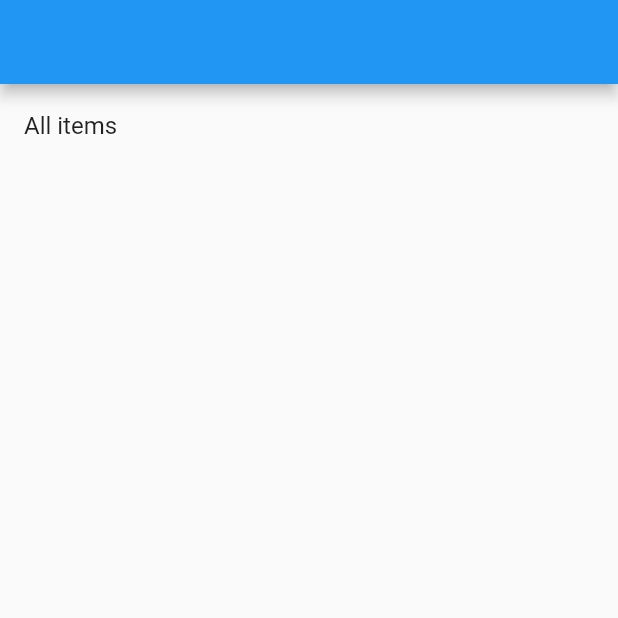
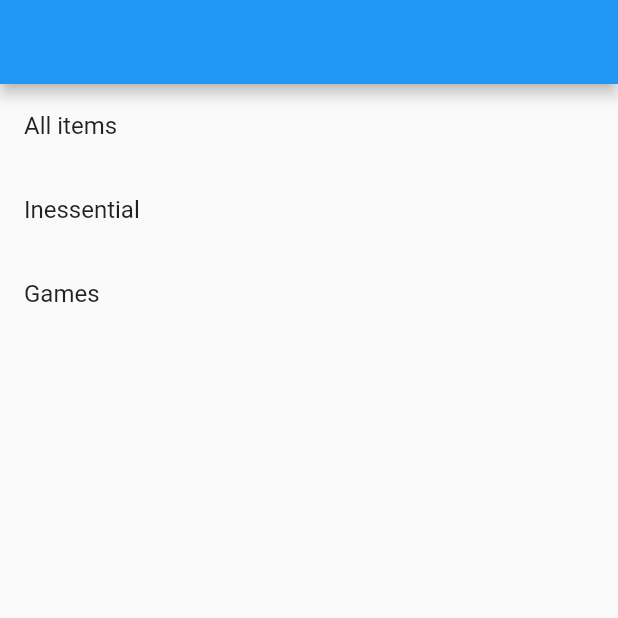
Before and after one commit to mvolpato/the-player, a Flutter app: the screen it shows after launch, on a phone screen of 412 x 824 dp, the top half of it. Run offline on Flutter 3.47's test engine with Material 2 defaults, Android fonts, the phone set to English and light mode, and no system bars; our stand-ins replace just_audio.

Commit message:
Add new playlist from inessential.com

```diff
--- a/lib/screens/category_selector.dart
+++ b/lib/screens/category_selector.dart
@@ -62,6 +62,28 @@ class _CategorySelectorState extends State<CategorySelector> {
                             );
                           },
                         ),
+                        ListTile(
+                          title: Text("Inessential"),
+                          onTap: () {
+                            Navigator.of(context).push(
+                              MaterialPageRoute(
+                                builder: (context) => Player(_audioPlayer,
+                                    value.playlists['Inessential']!),
+                              ),
+                            );
+                          },
+                        ),
+                        ListTile(
+                          title: Text("Games"),
+                          onTap: () {
+                            Navigator.of(context).push(
+                              MaterialPageRoute(
+                                builder: (context) => Player(
+                                    _audioPlayer, value.playlists['Games']!),
+                              ),
+                            );
+                          },
+                        ),
                       ],
                     ),
                   ),
--- a/lib/screens/player.dart
+++ b/lib/screens/player.dart
@@ -53,7 +53,9 @@ class Player extends StatelessWidget {
               (item) => AudioSource.uri(
                 item.itemLocation,
                 tag: AudioMetadata(
-                    title: item.title, artwork: item.artworkUri.toString()),
+                    title: item.title,
+                    artwork: item.artworkUri?.toString() ??
+                        'https://via.placeholder.com/150'),
               ),
             )
             .toList(),
--- a/lib/services/playlists/hardcoded_playlists_service.dart
+++ b/lib/services/playlists/hardcoded_playlists_service.dart
@@ -36,9 +36,24 @@ class HardcodedPlaylistsService implements PlaylistsService {
             "https://scummbar.com/mi2/MI1-CD/01%20-%20Opening%20Themes%20-%20Introduction.mp3")),
   ];
 
+  final _inessential = [
+    PlaylistItem(Author("Brent Simmons", null), "Slow House", null,
+        Uri.parse("asset:///assets/audio/SlowHouse.mp3")),
+    PlaylistItem(Author("Brent Simmons", null), "Vampire’s Run", null,
+        Uri.parse("asset:///assets/audio/VampiresRun.mp3")),
+    PlaylistItem(Author("Brent Simmons", null), "Tie & Suit", null,
+        Uri.parse("asset:///assets/audio/TieSuit2021.mp3")),
+  ];
+
   @override
   List<PlaylistItem> get allItems {
-    return _gameSongs;
+    return []..addAll(_gameSongs)..addAll(_inessential);
+  }
+
+  @override
+  // TODO: implement itemsByAuthor
+  Map<String, List<PlaylistItem>> get playlists {
+    return {'Games': _gameSongs, "Inessential": _inessential};
   }
 
   @override
--- a/lib/services/playlists/playlists_service.dart
+++ b/lib/services/playlists/playlists_service.dart
@@ -12,5 +12,6 @@ import 'package:music_player/domain/playlists/playlist_item.dart';
 
 abstract class PlaylistsService {
   List<PlaylistItem> get allItems;
+  Map<String, List<PlaylistItem>> get playlists;
   Map<Author, List<PlaylistItem>> get itemsByAuthor;
 }
--- a/pubspec.yaml
+++ b/pubspec.yaml
@@ -46,7 +46,8 @@ flutter:
   uses-material-design: true
 
   # To add assets to your application, add an assets section, like this:
-  # assets:
+  assets:
+      - assets/audio/
   #   - images/a_dot_burr.jpeg
   #   - images/a_dot_ham.jpeg
 
```
Also changed, not shown: 3 other files.
